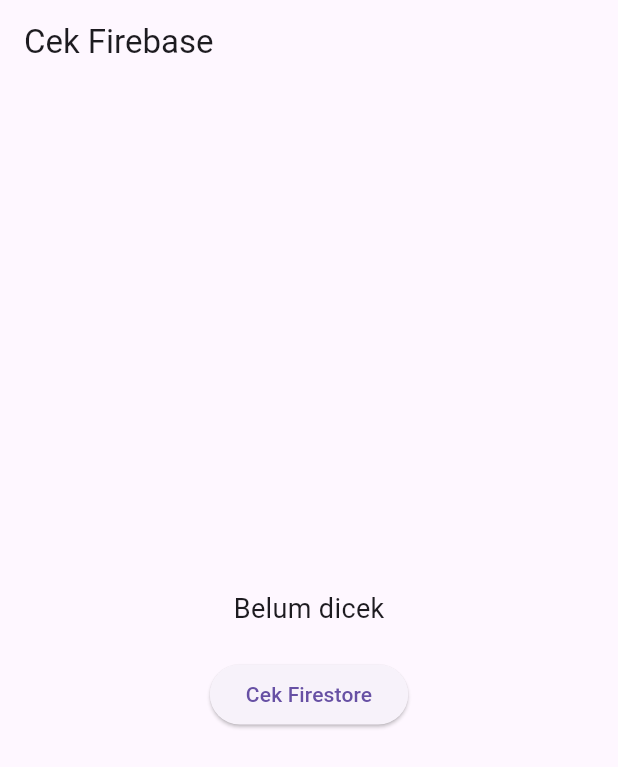
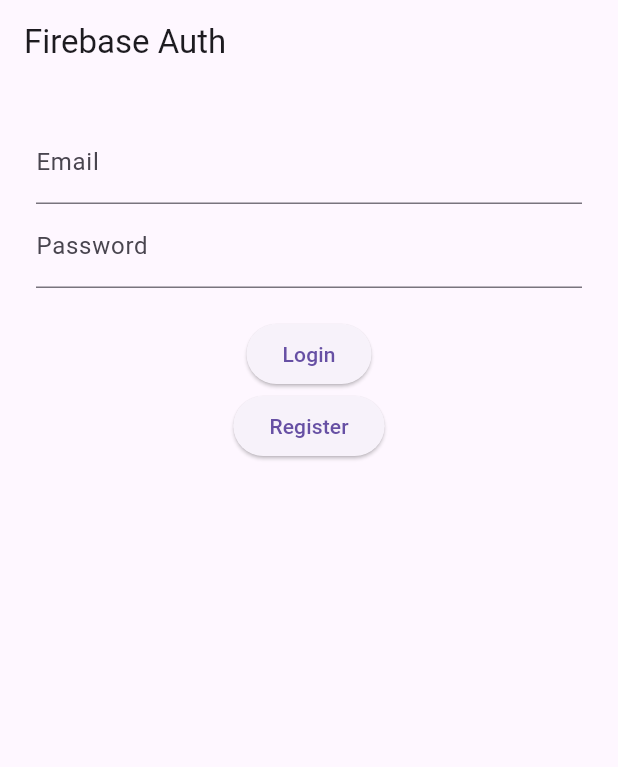
Before and after one commit to grsll/firebase_testing, a Flutter app: the screen it shows after launch, on a phone screen of 412 x 824 dp. Shown: the top 767 px of the screen. Run offline on Flutter 3.47's test engine with Material 3 defaults, Android fonts, the phone set to English and light mode, and no system bars; our stand-ins replace firebase_auth, firebase_core; accounts and stored records are empty.

Commit message:
auth firebase

```diff
--- /dev/null
+++ b/lib/firebase_auth_service.dart
@@ -0,0 +1,97 @@
+import 'package:firebase_auth/firebase_auth.dart';
+import 'package:flutter/material.dart';
+
+class AuthPage extends StatefulWidget {
+  const AuthPage({super.key});
+
+  @override
+  State<AuthPage> createState() => _AuthPageState();
+}
+
+class _AuthPageState extends State<AuthPage> {
+  final FirebaseAuth _auth = FirebaseAuth.instance;
+  final emailController = TextEditingController();
+  final passwordController = TextEditingController();
+  String status = "";
+
+  @override
+  Widget build(BuildContext context) {
+    return Scaffold(
+      appBar: AppBar(title: const Text('Firebase Auth')),
+      body: StreamBuilder<User?>(
+        stream: _auth.authStateChanges(),
+        builder: (context, snapshot) {
+          if (snapshot.connectionState == ConnectionState.waiting) {
+            return const Center(child: CircularProgressIndicator());
+          }
+          if (snapshot.hasData) {
+            final user = snapshot.data!;
+            return Center(
+              child: Column(
+                mainAxisAlignment: MainAxisAlignment.center,
+                children: [
+                  Text('Logged in as: ${user.email}'),
+                  const SizedBox(height: 20),
+                  ElevatedButton(
+                    onPressed: () async {
+                      await _auth.signOut();
+                    },
+                    child: const Text('Logout'),
+                  ),
+                ],
+              ),
+            );
+          }
+
+          return Padding(
+            padding: const EdgeInsets.all(24.0),
+            child: Column(
+              children: [
+                TextField(
+                  controller: emailController,
+                  decoration: const InputDecoration(labelText: 'Email'),
+                ),
+                TextField(
+                  controller: passwordController,
+                  decoration: const InputDecoration(labelText: 'Password'),
+                  obscureText: true,
+                ),
+                const SizedBox(height: 20),
+                ElevatedButton(
+                  onPressed: () async {
+                    try {
+                      await _auth.signInWithEmailAndPassword(
+                        email: emailController.text,
+                        password: passwordController.text,
+                      );
+                      setState(() => status = '✅ Login berhasil');
+                    } catch (e) {
+                      setState(() => status = '❌ Login gagal: $e');
+                    }
+                  },
+                  child: const Text('Login'),
+                ),
+                ElevatedButton(
+                  onPressed: () async {
+                    try {
+                      await _auth.createUserWithEmailAndPassword(
+                        email: emailController.text,
+                        password: passwordController.text,
+                      );
+                      setState(() => status = '✅ Registrasi berhasil');
+                    } catch (e) {
+                      setState(() => status = '❌ Registrasi gagal: $e');
+                    }
+                  },
+                  child: const Text('Register'),
+                ),
+                const SizedBox(height: 20),
+                Text(status, style: const TextStyle(color: Colors.red)),
+              ],
+            ),
+          );
+        },
+      ),
+    );
+  }
+}
--- a/lib/main.dart
+++ b/lib/main.dart
@@ -1,18 +1,13 @@
+import 'package:belajar/firebase_auth_service.dart';
 import 'package:flutter/material.dart';
 import 'package:firebase_core/firebase_core.dart';
-import 'package:cloud_firestore/cloud_firestore.dart';
 import 'firebase_options.dart';
 
 void main() async {
   WidgetsFlutterBinding.ensureInitialized();
-  try {
-    await Firebase.initializeApp(
-      options: DefaultFirebaseOptions.currentPlatform,
-    );
-    print("✅ Firebase berhasil diinisialisasi!");
-  } catch (e) {
-    print("❌ Gagal inisialisasi Firebase: $e");
-  }
+  await Firebase.initializeApp(
+    options: DefaultFirebaseOptions.currentPlatform,
+  );
   runApp(const MyApp());
 }
 
@@ -22,51 +17,9 @@ class MyApp extends StatelessWidget {
   @override
   Widget build(BuildContext context) {
     return MaterialApp(
-      title: 'Cek Firebase',
+      title: 'Firebase Auth Demo',
       debugShowCheckedModeBanner: false,
-      home: Scaffold(
-        appBar: AppBar(title: const Text('Cek Firebase')),
-        body: const Center(child: FirebaseCheckWidget()),
-      ),
+      home: const AuthPage(),
     );
   }
 }
-
-class FirebaseCheckWidget extends StatefulWidget {
-  const FirebaseCheckWidget({super.key});
-
-  @override
-  State<FirebaseCheckWidget> createState() => _FirebaseCheckWidgetState();
-}
-
-class _FirebaseCheckWidgetState extends State<FirebaseCheckWidget> {
-  String _status = 'Belum dicek';
-
-  Future<void> _cekFirebase() async {
-    setState(() => _status = 'Mencoba menulis ke Firestore...');
-    try {
-      await FirebaseFirestore.instance.collection('cek_firebase').add({
-        'waktu': DateTime.now().toIso8601String(),
-        'pesan': 'Tes koneksi berhasil',
-      });
-      setState(() => _status = '✅ Berhasil menulis ke Firestore!');
-    } catch (e) {
-      setState(() => _status = '❌ Gagal: $e');
-    }
-  }
-
-  @override
-  Widget build(BuildContext context) {
-    return Column(
-      mainAxisAlignment: MainAxisAlignment.center,
-      children: [
-        Text(_status, style: const TextStyle(fontSize: 18)),
-        const SizedBox(height: 20),
-        ElevatedButton(
-          onPressed: _cekFirebase,
-          child: const Text('Cek Firestore'),
-        ),
-      ],
-    );
-  }
-}
--- a/pubspec.yaml
+++ b/pubspec.yaml
@@ -36,6 +36,7 @@ dependencies:
   cupertino_icons: ^1.0.8
   firebase_core: ^4.0.0
   cloud_firestore: ^6.0.0
+  firebase_auth: ^6.0.0
 
 dev_dependencies:
   flutter_test:
```
Also changed, not shown: pubspec.lock, 5 other files.
